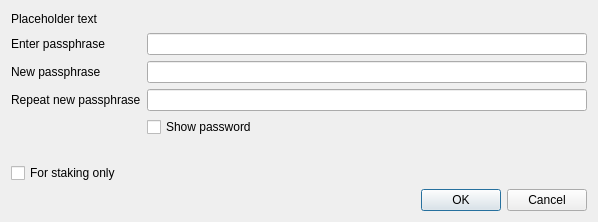
This is src/qt/forms/askpassphrasedialog.ui in deeponion/deeponion as Qt 5 draws it before an edit. The edited form follows.
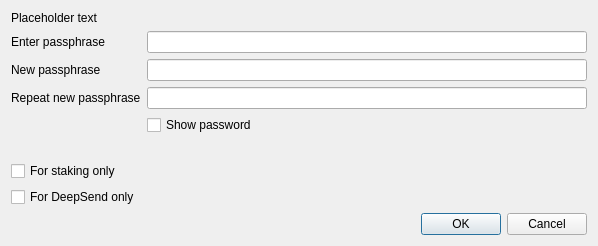
This is the edited form.

Commit message: Added fWalletUnlockDeepSendOnly flag

What changed in the file:
```diff
--- a/src/qt/forms/askpassphrasedialog.ui
+++ b/src/qt/forms/askpassphrasedialog.ui
@@ -125,6 +125,16 @@
        </property>
       </widget>
      </item>
+     <item row="6" column="0">
+      <widget class="QCheckBox" name="deepsendCheckBox">
+       <property name="toolTip">
+        <string>Serves to disable the trivial sendmoney when OS account compromised. Provides no real security.</string>
+       </property>
+       <property name="text">
+        <string>For DeepSend only</string>
+       </property>
+      </widget>
+     </item>
     </layout>
    </item>
    <item>
```
The commit also changes 10 other files.
